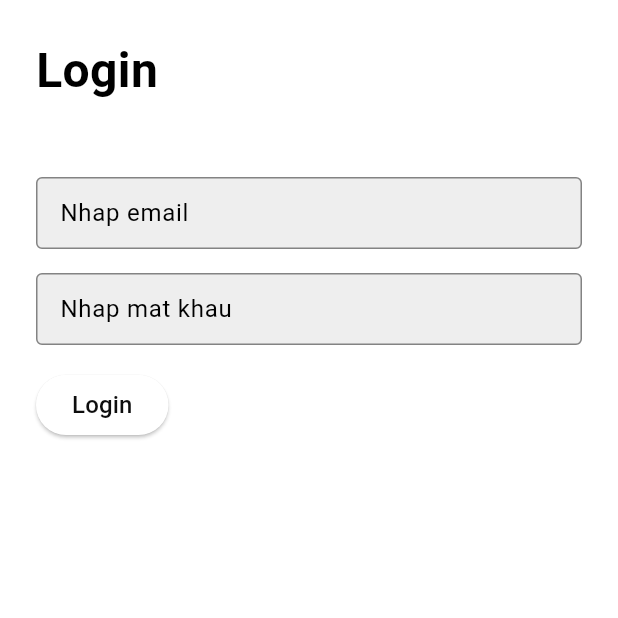
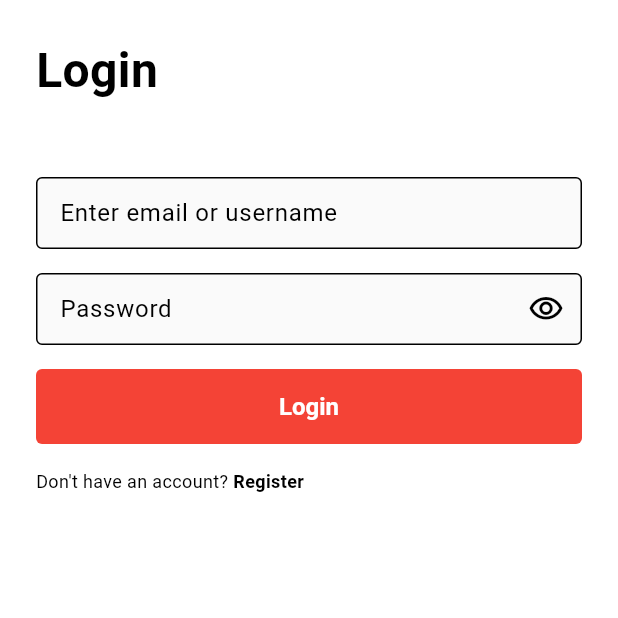
Before and after one commit to sanggit999/cineverse_app, a Flutter app: the screen it shows after launch, on a phone screen of 412 x 824 dp, the top half of it. Run offline on Flutter 3.47's test engine with Material 3 defaults, Android fonts, the light colour scheme and no system bars; our stand-ins replace flutter_bloc, go_router, google_fonts, shared_preferences.

Commit message:
Tạo các Base widget tái sử dụng

```diff
--- /dev/null
+++ b/lib/common/widgets/appbar/base_app_bar.dart
@@ -0,0 +1,10 @@
+import 'package:flutter/material.dart';
+
+class BaseAppBar extends StatelessWidget {
+  const BaseAppBar({super.key});
+
+  @override
+  Widget build(BuildContext context) {
+    return const Placeholder();
+  }
+}
--- /dev/null
+++ b/lib/common/widgets/elevated_button/base_button.dart
@@ -0,0 +1,36 @@
+import 'package:flutter/material.dart';
+
+class BaseButton extends StatelessWidget {
+  final Function()? onPressed;
+  final double? width;
+  final double? height;
+  final String title;
+  final Color? backgroundColor;
+  final BorderSide? side;
+
+  const BaseButton({
+    super.key,
+    this.onPressed,
+    this.width,
+    this.height,
+    required this.title,
+    this.backgroundColor,
+    this.side,
+  });
+
+  @override
+  Widget build(BuildContext context) {
+    return ElevatedButton(
+      onPressed: onPressed,
+      style: ElevatedButton.styleFrom(
+        side: side,
+        backgroundColor: backgroundColor,
+        minimumSize: Size(
+          width ?? MediaQuery.of(context).size.width,
+          height ?? 50,
+        ),
+      ),
+      child: Text(title),
+    );
+  }
+}
--- a/lib/common/widgets/text_form_field/base_text_form_field.dart
+++ b/lib/common/widgets/text_form_field/base_text_form_field.dart
@@ -1,9 +1,9 @@
 import 'package:flutter/material.dart';
 
-class BaseTextFormField extends StatelessWidget {
+class BaseTextFormField extends StatefulWidget {
   final TextEditingController controller;
   final InputBorder? enabledBorder;
-    final Color? fillColor;
+  final Color? fillColor;
   final String? hintText;
   final TextInputType? keyboardType;
   final bool obscureText;
@@ -13,21 +13,51 @@ class BaseTextFormField extends StatelessWidget {
     required this.controller,
     this.enabledBorder,
     this.hintText,
-    required this.obscureText, this.keyboardType, this.fillColor,
+    required this.obscureText,
+    this.keyboardType,
+    this.fillColor,
   });
+
+  @override
+  State<BaseTextFormField> createState() => _BaseTextFormFieldState();
+}
+
+class _BaseTextFormFieldState extends State<BaseTextFormField> {
+  late bool _isObscured;
+
+  @override
+  void initState() {
+    super.initState();
+    _isObscured = widget.obscureText;
+  }
 
   @override
   Widget build(BuildContext context) {
     return TextFormField(
-      controller: controller,
+      controller: widget.controller,
       decoration: InputDecoration(
         filled: true,
-        fillColor: fillColor,
-        hintText: hintText,
-        enabledBorder: enabledBorder,
+        fillColor: widget.fillColor,
+        hintText: widget.hintText,
+        enabledBorder: widget.enabledBorder,
+        suffixIcon:
+            widget.obscureText
+                ? IconButton(
+                  icon: Icon(
+                    _isObscured
+                        ? Icons.visibility_outlined
+                        : Icons.visibility_off_outlined,
+                  ),
+                  onPressed: () {
+                    setState(() {
+                      _isObscured = !_isObscured;
+                    });
+                  },
+                )
+                : null,
       ),
-      keyboardType: keyboardType,
-      obscureText: obscureText,
+      keyboardType: widget.keyboardType,
+      obscureText: _isObscured,
     );
   }
 }
--- /dev/null
+++ b/lib/common/widgets/text_rich/base_text_rich.dart
@@ -0,0 +1,36 @@
+import 'package:flutter/material.dart';
+import 'package:flutter/gestures.dart';
+import 'package:google_fonts/google_fonts.dart';
+
+class BaseTextRich extends StatelessWidget {
+  final String text1;
+  final String text2;
+  final Function()? onTap;
+
+  const BaseTextRich({
+    super.key,
+    required this.text1,
+    required this.text2,
+    this.onTap,
+  });
+
+  @override
+  Widget build(BuildContext context) {
+    return Text.rich(
+      TextSpan(
+        text: text1,
+        style: GoogleFonts.roboto(fontSize: 12, fontWeight: FontWeight.w400),
+        children: [
+          TextSpan(
+            text: ' $text2',
+            recognizer: TapGestureRecognizer()..onTap = onTap,
+            style: GoogleFonts.roboto(
+              fontSize: 12,
+              fontWeight: FontWeight.bold,
+            ),
+          ),
+        ],
+      ),
+    );
+  }
+}
--- a/lib/core/theme/app_theme.dart
+++ b/lib/core/theme/app_theme.dart
@@ -1,3 +1,4 @@
+import 'package:cineverse_app/core/theme/elevated_button_theme.dart';
 import 'package:flutter/material.dart';
 import 'package:cineverse_app/core/theme/input_decoration_theme.dart';
 
@@ -16,6 +17,7 @@ class AppTheme {
       onError: Colors.white,
     ),
     inputDecorationTheme: lightInputDecorationTheme,
+    elevatedButtonTheme: elevatedButtonTheme,
   );
 
   static ThemeData darkTheme = ThemeData(
@@ -31,5 +33,6 @@ class AppTheme {
       onError: Colors.black,
     ),
     inputDecorationTheme: darkInputDecorationTheme,
+    elevatedButtonTheme: elevatedButtonTheme,
   );
 }
--- /dev/null
+++ b/lib/core/theme/elevated_button_theme.dart
@@ -0,0 +1,14 @@
+import 'package:flutter/material.dart';
+import 'package:google_fonts/google_fonts.dart';
+
+final ElevatedButtonThemeData elevatedButtonTheme = ElevatedButtonThemeData(
+  style: ElevatedButton.styleFrom(
+    disabledBackgroundColor: Colors.grey.shade400,
+    backgroundColor: Colors.red,
+    foregroundColor: Colors.white,
+    elevation: 0,
+    padding: const EdgeInsets.symmetric(horizontal: 16, vertical: 12),
+    shape: RoundedRectangleBorder(borderRadius: BorderRadius.circular(4)),
+    textStyle: GoogleFonts.roboto(fontSize: 16, fontWeight: FontWeight.bold),
+  ),
+);
--- a/lib/core/theme/input_decoration_theme.dart
+++ b/lib/core/theme/input_decoration_theme.dart
@@ -3,7 +3,7 @@ import 'package:google_fonts/google_fonts.dart';
 
 final InputDecorationTheme lightInputDecorationTheme = InputDecorationTheme(
   filled: true,
-  fillColor: Colors.grey.shade200,
+  fillColor: Colors.grey.shade50,
   hintStyle: GoogleFonts.roboto(
     color: Colors.black,
     fontWeight: FontWeight.w400,
@@ -11,11 +11,11 @@ final InputDecorationTheme lightInputDecorationTheme = InputDecorationTheme(
   contentPadding: const EdgeInsets.all(12),
   enabledBorder: OutlineInputBorder(
     borderRadius: BorderRadius.circular(4),
-    borderSide: const BorderSide(color: Colors.black45, width: 1),
+    borderSide: const BorderSide(color: Colors.black, width: 1),
   ),
   focusedBorder: OutlineInputBorder(
     borderRadius: BorderRadius.circular(4),
-    borderSide: const BorderSide(color: Colors.black87, width: 1),
+    borderSide: const BorderSide(color: Colors.black, width: 1),
   ),
   errorBorder: OutlineInputBorder(
     borderRadius: BorderRadius.circular(4),
@@ -37,7 +37,7 @@ final InputDecorationTheme darkInputDecorationTheme = InputDecorationTheme(
   contentPadding: const EdgeInsets.all(12),
   enabledBorder: OutlineInputBorder(
     borderRadius: BorderRadius.circular(4),
-    borderSide: const BorderSide(color: Colors.white70, width: 1),
+    borderSide: const BorderSide(color: Colors.white, width: 1),
   ),
   focusedBorder: OutlineInputBorder(
     borderRadius: BorderRadius.circular(4),
--- a/lib/l10n/app_en.arb
+++ b/lib/l10n/app_en.arb
@@ -6,8 +6,8 @@
   "password": "Password",
   "enter_email_or_username": "Enter email or username",
   "enter_password": "Enter password",
-  "no_password_yet": "No password yet",
-  "no_account_register": "Don't have an account?",
+  "dont_have_an_account": "Don't have an account?",
+  "already_have_account": "Already have an account?",
   "home": "Home",
   "search": "Search",
   "favorite": "Favorite",
--- a/lib/l10n/app_vi.arb
+++ b/lib/l10n/app_vi.arb
@@ -6,8 +6,8 @@
   "password": "Mật khẩu",
   "enter_email_or_username": "Nhập email hoặc tên đăng nhập",
   "enter_password": "Nhập mật khẩu",
-  "no_password_yet": "Chưa có mật khẩu",
-  "no_account_register": "Chưa có tài khoản?",
+  "dont_have_an_account": "Chưa có tài khoản?",
+  "already_have_account": "Đã có tài khoản?",
   "home": "Trang chủ",
   "search": "Tìm kiếm",
   "favorite": "Yêu thích",
--- a/lib/l10n/l10n.dart
+++ b/lib/l10n/l10n.dart
@@ -133,17 +133,17 @@ abstract class L10n {
   /// **'Enter password'**
   String get enter_password;
 
-  /// No description provided for @no_password_yet.
-  ///
-  /// In en, this message translates to:
-  /// **'No password yet'**
-  String get no_password_yet;
-
-  /// No description provided for @no_account_register.
+  /// No description provided for @dont_have_an_account.
   ///
   /// In en, this message translates to:
   /// **'Don\'t have an account?'**
-  String get no_account_register;
+  String get dont_have_an_account;
+
+  /// No description provided for @already_have_account.
+  ///
+  /// In en, this message translates to:
+  /// **'Already have an account?'**
+  String get already_have_account;
 
   /// No description provided for @home.
   ///
--- a/lib/l10n/l10n_en.dart
+++ b/lib/l10n/l10n_en.dart
@@ -27,10 +27,10 @@ class L10nEn extends L10n {
   String get enter_password => 'Enter password';
 
   @override
-  String get no_password_yet => 'No password yet';
+  String get dont_have_an_account => 'Don\'t have an account?';
 
   @override
-  String get no_account_register => 'Don\'t have an account?';
+  String get already_have_account => 'Already have an account?';
 
   @override
   String get home => 'Home';
--- a/lib/l10n/l10n_vi.dart
+++ b/lib/l10n/l10n_vi.dart
@@ -27,10 +27,10 @@ class L10nVi extends L10n {
   String get enter_password => 'Nhập mật khẩu';
 
   @override
-  String get no_password_yet => 'Chưa có mật khẩu';
+  String get dont_have_an_account => 'Chưa có tài khoản?';
 
   @override
-  String get no_account_register => 'Chưa có tài khoản?';
+  String get already_have_account => 'Đã có tài khoản?';
 
   @override
   String get home => 'Trang chủ';
--- a/lib/presentation/auth/pages/login_page.dart
+++ b/lib/presentation/auth/pages/login_page.dart
@@ -1,4 +1,4 @@
-import 'package:cineverse_app/common/widgets/text_form_field/base_text_form_field.dart';
+import 'package:cineverse_app/common/widgets/text_rich/base_text_rich.dart';
 import 'package:flutter/material.dart';
 //
 import 'package:go_router/go_router.dart';
@@ -7,6 +7,9 @@ import 'package:cineverse_app/core/routers/app_routes.dart';
 import 'package:google_fonts/google_fonts.dart';
 //
 import 'package:cineverse_app/core/extensions/l10n_extension.dart';
+//
+import 'package:cineverse_app/common/widgets/elevated_button/base_button.dart';
+import 'package:cineverse_app/common/widgets/text_form_field/base_text_form_field.dart';
 
 class LoginPage extends StatelessWidget {
   const LoginPage({super.key});
@@ -23,39 +26,61 @@ class LoginPage extends StatelessWidget {
           crossAxisAlignment: CrossAxisAlignment.start,
           spacing: 16.0,
           children: [
-            Text(
-              context.l10n.login,
-              style: GoogleFonts.roboto(
-                fontSize: 32,
-                fontWeight: FontWeight.bold,
-              ),
-            ),
+            _titleLogin(context),
             const SizedBox(height: 16.0),
-
-            BaseTextFormField(
-              controller: emailController,
-              hintText: 'Nhap email',
-              obscureText: false,
-            ),
-
-            BaseTextFormField(
-              controller: passwordController,
-              hintText: 'Nhap mat khau',
-              obscureText: true,
-            ),
-            ElevatedButton(
-              onPressed: () => {context.go(AppRoutes.language)},
-              child: Text(
-                context.l10n.login,
-                style: GoogleFonts.roboto(
-                  fontSize: 16,
-                  fontWeight: FontWeight.w500,
-                ),
-              ),
-            ),
+            _emailOrUsernameField(context, emailController),
+            _passwordField(context, passwordController),
+            _loginButton(context),
+            _dontHaveAnAccountText(context),
           ],
         ),
       ),
     );
   }
+
+  Widget _titleLogin(BuildContext context) {
+    return Text(
+      context.l10n.login,
+      style: GoogleFonts.roboto(fontSize: 32, fontWeight: FontWeight.bold),
+    );
+  }
+
+  Widget _emailOrUsernameField(
+    BuildContext context,
+    TextEditingController controller,
+  ) {
+    return BaseTextFormField(
+      controller: controller,
+      hintText: context.l10n.enter_email_or_username,
+      keyboardType: TextInputType.text,
+      obscureText: false,
+    );
+  }
+
+  Widget _passwordField(
+    BuildContext context,
+    TextEditingController controller,
+  ) {
+    return BaseTextFormField(
+      controller: controller,
+      hintText: context.l10n.password,
+      keyboardType: TextInputType.text,
+      obscureText: true,
+    );
+  }
+
+  Widget _loginButton(BuildContext context) {
+    return BaseButton(
+      title: context.l10n.login,
+      onPressed: () => {context.go(AppRoutes.language)},
+    );
+  }
+
+  Widget _dontHaveAnAccountText(BuildContext context) {
+    return BaseTextRich(
+      text1: context.l10n.dont_have_an_account,
+      text2: context.l10n.register,
+      onTap: () => context.go(AppRoutes.register),
+    );
+  }
 }
```
